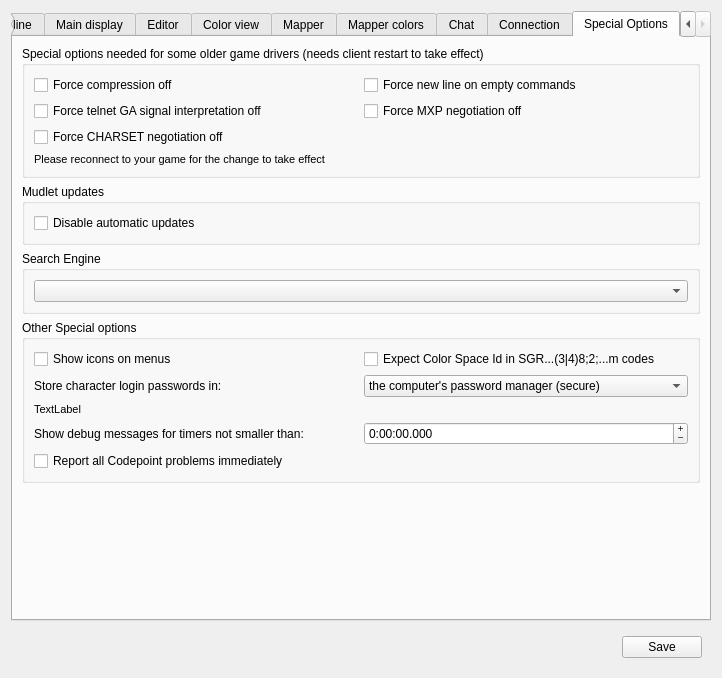
Old version of the form src/ui/profile_preferences.ui in the repository Mudlet/Mudlet.
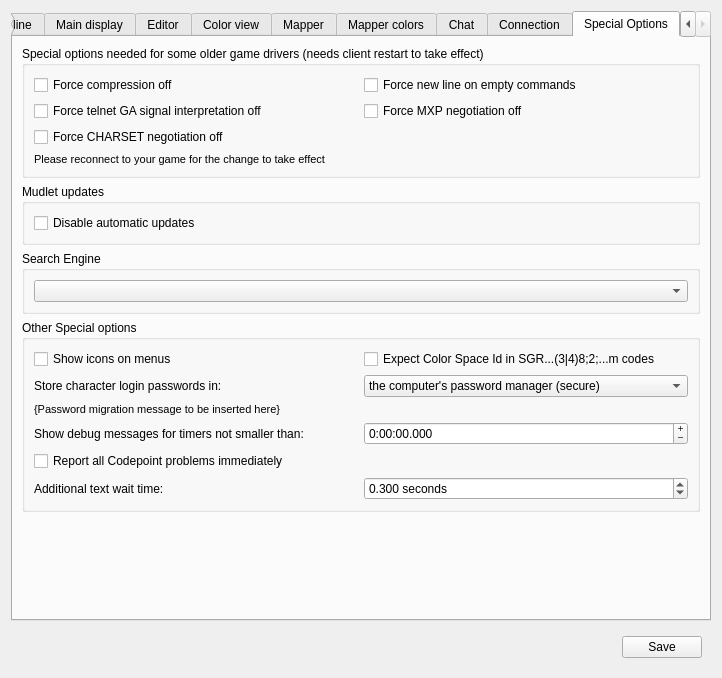
New version of the form. The open tabs and pages were chosen to show the change. Icons and pictures are not drawn. Custom widgets are drawn as their Qt base class.

Commit message: try to resolve the conflicts in the ui file

Patch:
```diff
--- a/src/ui/profile_preferences.ui
+++ b/src/ui/profile_preferences.ui
@@ -6,8 +6,8 @@
    <rect>
     <x>0</x>
     <y>0</y>
-    <width>700</width>
-    <height>501</height>
+    <width>718</width>
+    <height>661</height>
    </rect>
   </property>
   <property name="sizePolicy">
@@ -3413,7 +3413,7 @@
              </font>
             </property>
             <property name="text">
-             <string>TextLabel</string>
+             <string notr="true" extracomment="This text does not need to be translated as it is overwritten when used by the associated C++ class dlgProfilePreferences">{Password migration message to be inserted here}</string>
             </property>
            </widget>
           </item>
@@ -3495,6 +3495,41 @@
             </property>
            </widget>
           </item>
+          <item row="6" column="0">
+           <widget class="QLabel" name="label_networkPackerTimeout">
+            <property name="text">
+             <string>Additional text wait time:</string>
+            </property>
+            <property name="buddy">
+             <cstring>doubleSpinBox_networkPacketTimeout</cstring>
+            </property>
+           </widget>
+          </item>
+          <item row="6" column="1">
+           <widget class="QDoubleSpinBox" name="doubleSpinBox_networkPacketTimeout">
+            <property name="toolTip">
+             <string>&lt;p&gt;&lt;i&gt;Go-Ahead&lt;/i&gt; (&lt;tt&gt;GA&lt;/tt&gt;) and &lt;i&gt;End-of-record&lt;/i&gt; (&lt;tt&gt;EOR&lt;/tt&gt;) signalling tells Mudlet when the game server is done sending text. On games that do not provide &lt;tt&gt;GA&lt;/tt&gt; or &lt;tt&gt;EOR&lt;/tt&gt;, this option controls how long Mudlet will wait for more text to arrive. Greater values will help reduce the risk that Mudlet will split a large piece of text (with unintended line-breaks in the middle) which can stop some triggers from working. Lesser values increases the risk of text getting broken up, but may make the game feel more responsive.&lt;/p&gt;&lt;p&gt;&lt;i&gt;The default value, which was what Mudlet used before this control was added, is 0.300 Seconds.&lt;/i&gt;&lt;/p&gt;</string>
+            </property>
+            <property name="suffix">
+             <string extracomment="For most locales a space should be included so that the text is separated from the number!"> seconds</string>
+            </property>
+            <property name="decimals">
+             <number>3</number>
+            </property>
+            <property name="minimum">
+             <double>0.010000000000000</double>
+            </property>
+            <property name="maximum">
+             <double>0.500000000000000</double>
+            </property>
+            <property name="singleStep">
+             <double>0.010000000000000</double>
+            </property>
+            <property name="value">
+             <double>0.300000000000000</double>
+            </property>
+           </widget>
+          </item>
          </layout>
         </widget>
        </item>
```
Left out of the diff: 156 changed lines with no effect on the pictures.
